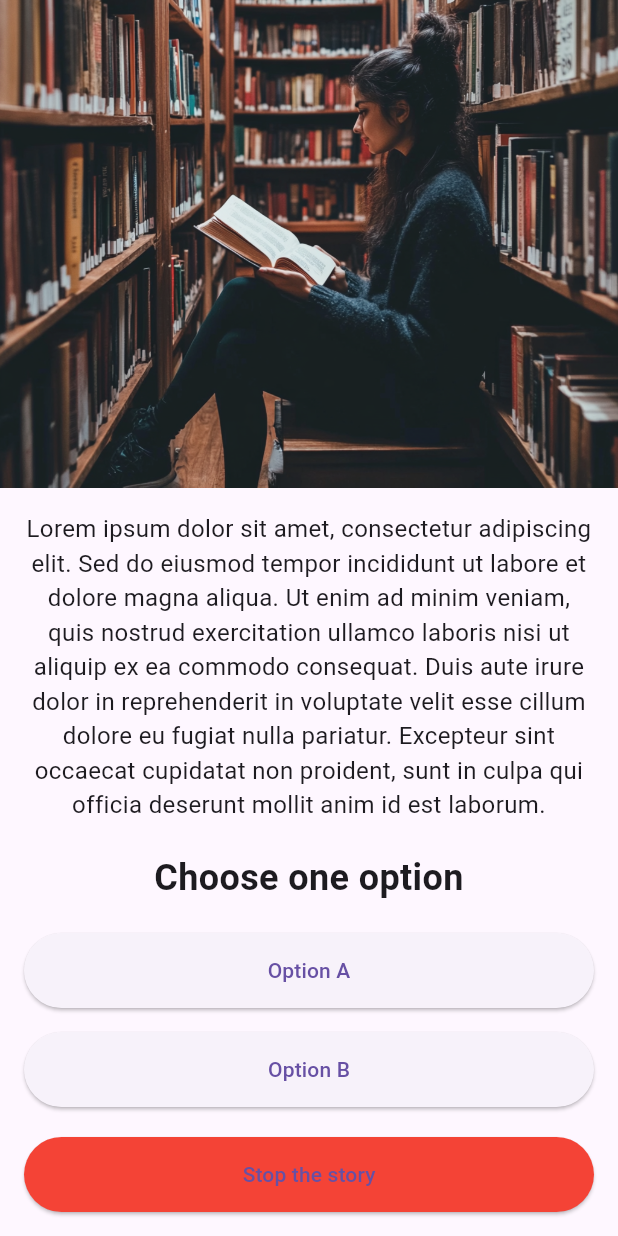
After one commit to ingyunson/Adv_AI, a Flutter app: the ChoicePage screen opened directly, scrolled down 87 dp, after a tap on "Option A", on a phone screen of 412 x 824 dp. The commit adds this screen. Run offline on Flutter 3.47's test engine with Material 3 defaults, Android fonts, the phone set to English and light mode, and no system bars.

Commit message:
스토리 설명, 이미지, 선택지 페이지 제작

```diff
--- /dev/null
+++ b/adv_frontend/lib/choice_page.dart
@@ -0,0 +1,93 @@
+import 'package:flutter/material.dart';
+
+class ChoicePage extends StatelessWidget {
+  const ChoicePage({Key? key}) : super(key: key);
+
+  @override
+  Widget build(BuildContext context) {
+    return Scaffold(
+      body: SafeArea(
+        child: SingleChildScrollView(
+          child: Column(
+            children: [
+              // 1. Image with 1:1 ratio
+              AspectRatio(
+                aspectRatio: 1,
+                child: Image.asset(
+                  'assets/placeholder_image.png',
+                  fit: BoxFit.cover,
+                ),
+              ),
+              Padding(
+                padding: const EdgeInsets.all(16.0),
+                child: Column(
+                  crossAxisAlignment: CrossAxisAlignment.center,
+                  children: [
+                    // 2. 300-character lorem ipsum text
+                    const Text(
+                      "Lorem ipsum dolor sit amet, consectetur adipiscing elit. Sed do eiusmod tempor incididunt ut labore et dolore magna aliqua. Ut enim ad minim veniam, quis nostrud exercitation ullamco laboris nisi ut aliquip ex ea commodo consequat. Duis aute irure dolor in reprehenderit in voluptate velit esse cillum dolore eu fugiat nulla pariatur. Excepteur sint occaecat cupidatat non proident, sunt in culpa qui officia deserunt mollit anim id est laborum.",
+                      style: TextStyle(fontSize: 16),
+                      textAlign: TextAlign.center,
+                    ),
+                    const SizedBox(height: 20),
+                    // 3. "Choose one option" text
+                    const Text(
+                      "Choose one option",
+                      style: TextStyle(
+                        fontSize: 24,
+                        fontWeight: FontWeight.bold,
+                      ),
+                      textAlign: TextAlign.center,
+                    ),
+                    const SizedBox(height: 20),
+                    // Option buttons
+                    SizedBox(
+                      width: double.infinity,
+                      child: ElevatedButton(
+                        onPressed: () {
+                          // Handle Option A
+                        },
+                        style: ElevatedButton.styleFrom(
+                          padding: const EdgeInsets.symmetric(vertical: 15),
+                        ),
+                        child: const Text('Option A'),
+                      ),
+                    ),
+                    const SizedBox(height: 16),
+                    SizedBox(
+                      width: double.infinity,
+                      child: ElevatedButton(
+                        onPressed: () {
+                          // Handle Option B
+                        },
+                        style: ElevatedButton.styleFrom(
+                          padding: const EdgeInsets.symmetric(vertical: 15),
+                        ),
+                        child: const Text('Option B'),
+                      ),
+                    ),
+                    const SizedBox(height: 20),
+                    // "Stop the story" button
+                    SizedBox(
+                      width: double.infinity,
+                      child: ElevatedButton(
+                        onPressed: () {
+                          Navigator.of(context).pop(); // Close the current page
+                        },
+                        style: ElevatedButton.styleFrom(
+                          padding: const EdgeInsets.symmetric(vertical: 15),
+                          backgroundColor: Colors.red,
+                        ),
+                        child: const Text('Stop the story'),
+                      ),
+                    ),
+                  ],
+                ),
+              ),
+            ],
+          ),
+        ),
+      ),
+    );
+  }
+}
--- a/adv_frontend/lib/main.dart
+++ b/adv_frontend/lib/main.dart
@@ -1,4 +1,5 @@
 import 'package:flutter/material.dart';
+import 'choice_page.dart';
 
 void main() {
   runApp(const MyApp());
@@ -114,6 +115,28 @@ class _HomePageState extends State<HomePage> {
                       ),
                       const SizedBox(height: 20),
                       ElevatedButton(
+                        onPressed: () {
+                          Navigator.push(
+                            context,
+                            MaterialPageRoute(
+                                builder: (context) => const ChoicePage()),
+                          ).then(
+                              (_) => _toggleOverlay('', '')); // 네비게이션 후 오버레이 닫기
+                        },
+                        style: ElevatedButton.styleFrom(
+                          padding: const EdgeInsets.symmetric(
+                              horizontal: 40, vertical: 15),
+                          shape: RoundedRectangleBorder(
+                            borderRadius: BorderRadius.circular(10),
+                          ),
+                        ),
+                        child: const Text(
+                          'Read this story',
+                          style: TextStyle(fontSize: 20),
+                        ),
+                      ),
+                      const SizedBox(height: 20),
+                      ElevatedButton(
                         onPressed: () => _toggleOverlay('', ''),
                         style: ElevatedButton.styleFrom(
                           padding: const EdgeInsets.symmetric(
--- a/adv_frontend/pubspec.yaml
+++ b/adv_frontend/pubspec.yaml
@@ -66,6 +66,7 @@ flutter:
   # To add assets to your application, add an assets section, like this:
   assets:
     - assets/library_background.png
+    - assets/placeholder_image.png
   #   - images/a_dot_ham.jpeg
 
   # An image asset can refer to one or more resolution-specific "variants", see
```
Also changed, not shown: adv_frontend/assets/placeholder_image.png (added), adv_frontend/pubspec.lock, 3 other files.
